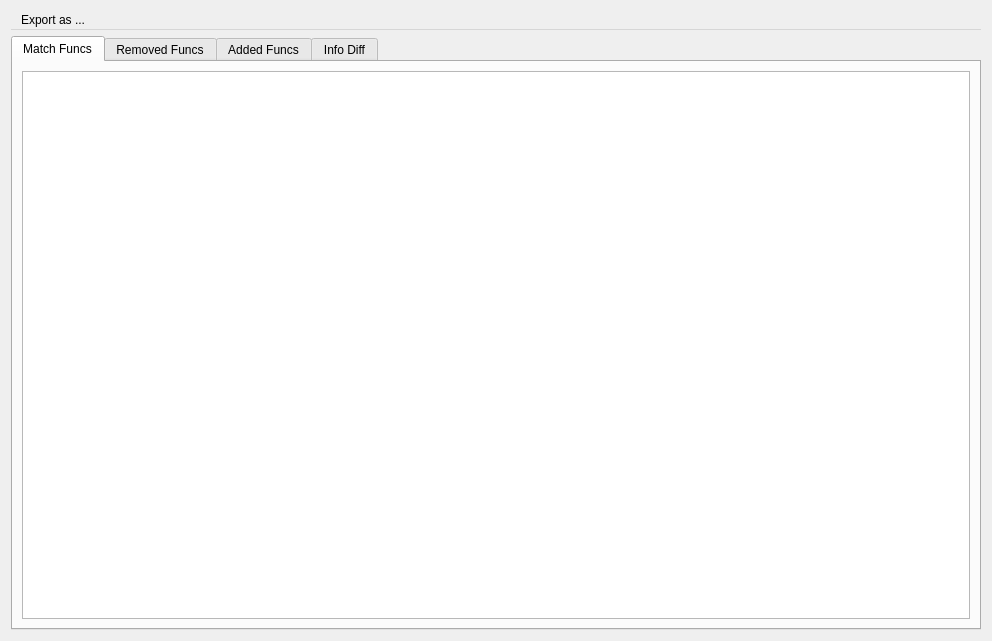
Qt form src/tools/bindiff/DiffWindow.ui (rizinorg/cutter) before a commit.
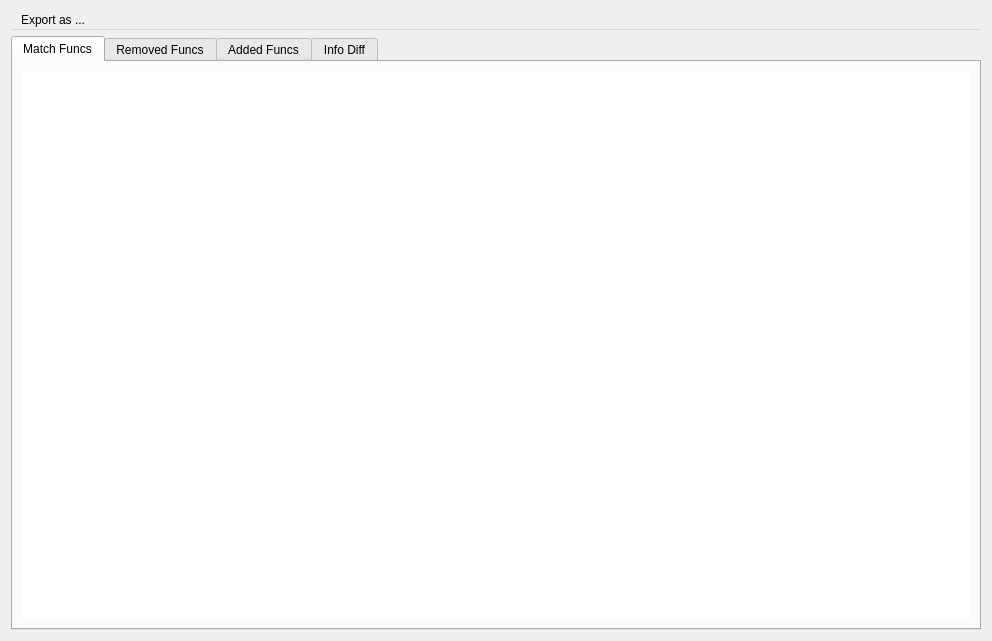
The same form after that commit. Custom widgets are drawn as their Qt base class.

Commit message: Initial working diff with resizable columns

Diff of the .ui file:
```diff
--- a/src/tools/bindiff/DiffWindow.ui
+++ b/src/tools/bindiff/DiffWindow.ui
@@ -64,7 +64,42 @@
       </attribute>
       <layout class="QVBoxLayout" name="verticalLayout_3">
        <item>
-        <widget class="QTableView" name="tableViewMatch"/>
+        <widget class="CutterTreeView" name="tableViewMatch">
+         <attribute name="title">
+          <string>Matches</string>
+         </attribute>
+         <property name="styleSheet">
+          <string notr="true">CutterTreeView::item
+{
+    padding-top: 1px;
+    padding-bottom: 1px;
+}</string>
+         </property>
+         <property name="frameShape">
+          <enum>QFrame::NoFrame</enum>
+         </property>
+         <property name="lineWidth">
+          <number>0</number>
+         </property>
+         <property name="horizontalScrollBarPolicy">
+          <enum>Qt::ScrollBarAsNeeded</enum>
+         </property>
+         <property name="sizeAdjustPolicy">
+          <enum>QAbstractScrollArea::AdjustToContents</enum>
+         </property>
+         <property name="autoScroll">
+          <bool>true</bool>
+         </property>
+         <property name="horizontalScrollMode">
+          <enum>QAbstractItemView::ScrollPerPixel</enum>
+         </property>
+         <property name="indentation">
+          <number>8</number>
+         </property>
+         <property name="sortingEnabled">
+          <bool>true</bool>
+         </property>
+        </widget>
        </item>
       </layout>
      </widget>
@@ -151,6 +186,14 @@
    </property>
   </action>
  </widget>
+ <customwidgets>
+  <customwidget>
+   <class>CutterTreeView</class>
+   <extends>QTreeView</extends>
+   <header>widgets/CutterTreeView.h</header>
+   <container>1</container>
+  </customwidget>
+ </customwidgets>
  <resources/>
  <connections/>
 </ui>
```
Left out of the diff: 74 changed lines with no effect on the pictures. The commit also changes 15 other files.
